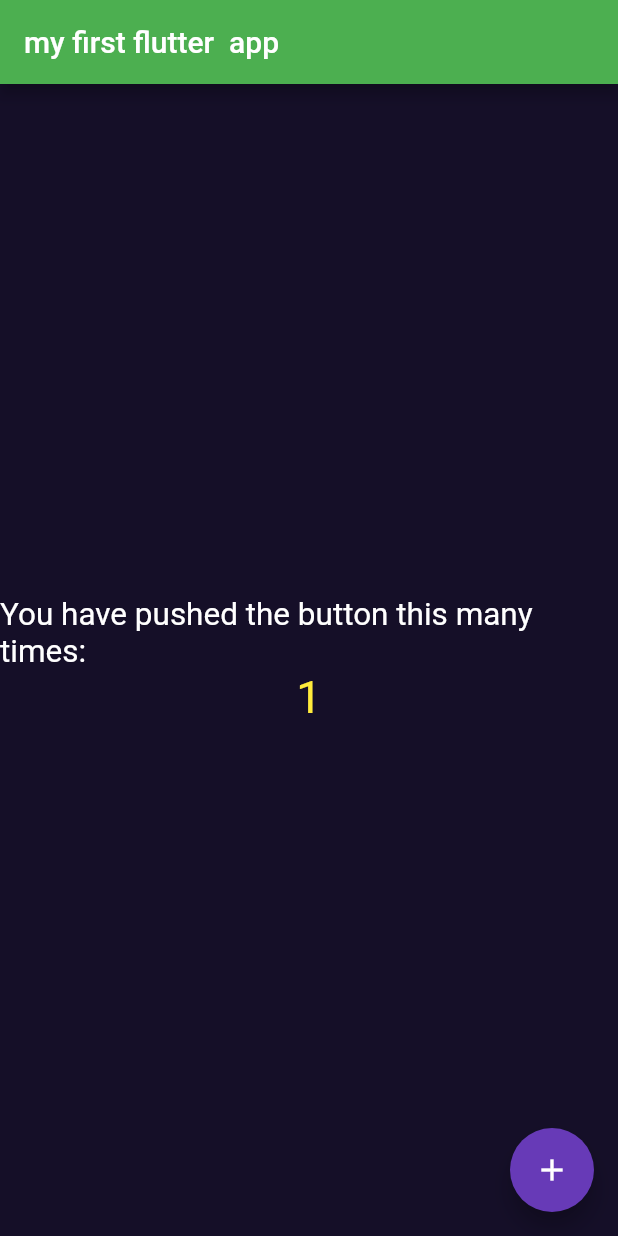
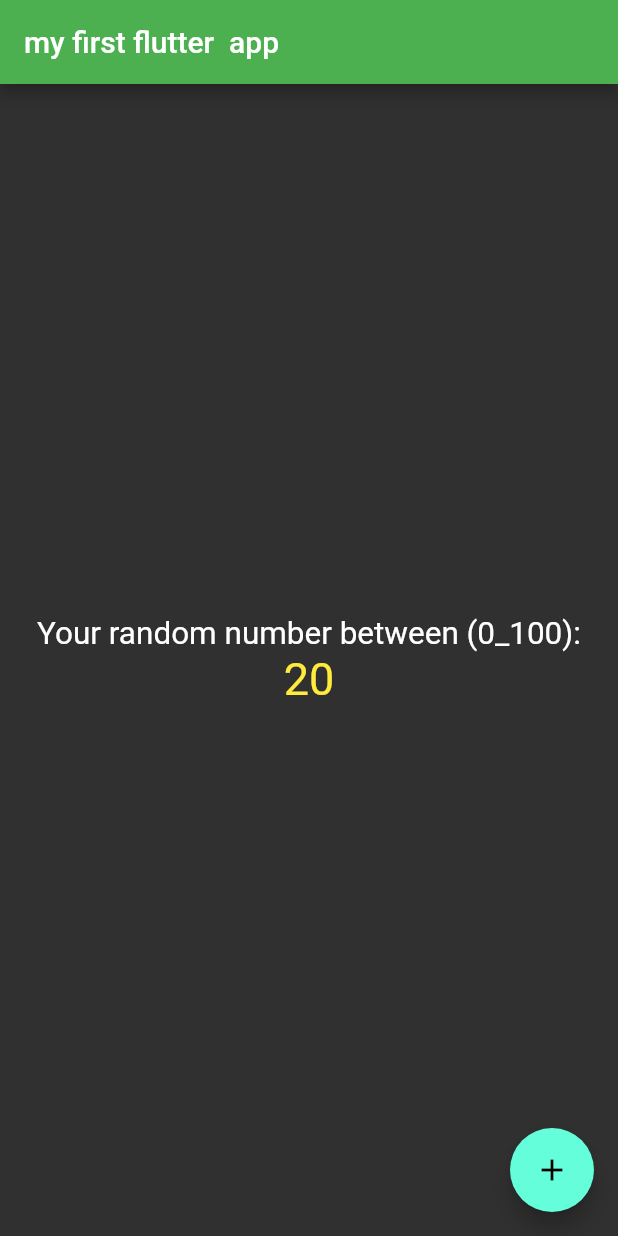
Before and after one commit to 4mocpmo/flutter, a Flutter app: the screen it shows after launch, after a tap on the "add" icon, on a phone screen of 412 x 824 dp. Run offline on Flutter 3.47's test engine with Material 2 defaults, Android fonts, the phone set to English and light mode, and no system bars.

Commit message:
add dark theme

```diff
--- a/lib/main.dart
+++ b/lib/main.dart
@@ -1,9 +1,9 @@
+import 'dart:math';
+import 'dart:ui';
 import 'package:flutter/material.dart';
 import 'package:flutter/rendering.dart';
 
-void main() {
-  runApp(MyApp());
-}
+void main() => runApp(MyApp());
 
 class MyApp extends StatelessWidget {
   // This widget is the root of your application.
@@ -11,24 +11,25 @@ class MyApp extends StatelessWidget {
   Widget build(BuildContext context) {
     return MaterialApp(
       title: 'Flutter Demo',
-      theme: ThemeData(
-        // This is the theme of your application.
-        //
-        // Try running your application with "flutter run". You'll see the
-        // application has a blue toolbar. Then, without quitting the app, try
-        // changing the primarySwatch below to Colors.green and then invoke
-        // "hot reload" (press "r" in the console where you ran "flutter run",
-        // or simply save your changes to "hot reload" in a Flutter IDE).
-        // Notice that the counter didn't reset back to zero; the application
-        // is not restarted.
-        primarySwatch: Colors.deepPurple,
-        bottomAppBarColor: Colors.red,
-        scaffoldBackgroundColor: Color.fromRGBO(21 ,15, 40, 28),
-        // This makes the visual density adapt to the platform that you run
-        // the app on. For desktop platforms, the controls will be smaller and
-        // closer together (more dense) than on mobile platforms.
-        visualDensity: VisualDensity.adaptivePlatformDensity,
-      ),
+      theme: ThemeData.dark(),
+//        // This is t
+//        he theme of your application.
+//        //
+//        // Try running your application with "flutter run". You'll see the
+//        // application has a blue toolbar. Then, without quitting the app, try
+//        // changing the primarySwatch below to Colors.green and then invoke
+//        // "hot reload" (press "r" in the console where you ran "flutter run",
+//        // or simply save your changes to "hot reload" in a Flutter IDE).
+//        // Notice that the counter didn't reset back to zero; the application
+//        // is not restarted.
+//        primarySwatch: Colors.deepPurple,
+//        bottomAppBarColor: Colors.red,
+//        scaffoldBackgroundColor: Color.fromRGBO(21 ,15, 40, 28),
+//        // This makes the visual density adapt to the platform that you run
+//        // the app on. For desktop platforms, the controls will be smaller and
+//        // closer together (more dense) than on mobile platforms.
+//        visualDensity: VisualDensity.adaptivePlatformDensity,
+//      ),
       home: MyHomePage(title: 'my first flutter  app'),
     );
   }
@@ -53,7 +54,7 @@ class MyHomePage extends StatefulWidget {
 }
 
 class _MyHomePageState extends State<MyHomePage> {
-  int _counter = 0;
+  int _flag = 0;
 
   void _incrementCounter() {
     setState(() {
@@ -62,7 +63,7 @@ class _MyHomePageState extends State<MyHomePage> {
       // so that the display can reflect the updated values. If we changed
       // _counter without calling setState(), then the build method would not be
       // called again, and so nothing would appear to happen.
-      _counter++;
+      _flag = Random.secure().nextInt(100);
     });
   }
 
@@ -103,11 +104,11 @@ class _MyHomePageState extends State<MyHomePage> {
           mainAxisAlignment: MainAxisAlignment.center,
           children: <Widget>[
             Text(
-              'You have pushed the button this many times:',
+              'Your random number between (0_100):',
               style: TextStyle(fontSize: 21 , color: Colors.white),
             ),
             Text(
-              '$_counter',
+              '$_flag',
                 style: TextStyle(fontSize: 30 , color: Colors.yellow , wordSpacing: 2)
             ),
           ],
```
